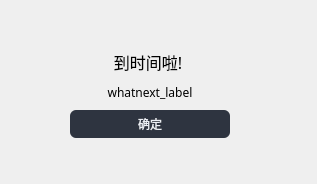
First picture: the form in timer_popup.ui, repository Peseic/ScheduleTimer, before the edit.
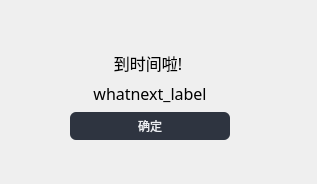
Second picture: the form after the edit.

Commit message:
UI updates: Timer, Stylized class buttons
Some UI updates.
Timer displays current time when idle.
Bug fixes (Edit class name).
Stylized class buttons (in Schedule), rudimentary.

What changed in the file:
```diff
--- a/timer_popup.ui
+++ b/timer_popup.ui
@@ -19,7 +19,7 @@
      <x>70</x>
      <y>50</y>
      <width>160</width>
-     <height>88</height>
+     <height>90</height>
     </rect>
    </property>
    <layout class="QVBoxLayout" name="verticalLayout">
@@ -44,6 +44,7 @@
       <property name="font">
        <font>
         <family>华文中宋</family>
+        <pointsize>12</pointsize>
        </font>
       </property>
       <property name="text">
@@ -58,14 +59,23 @@
      <widget class="QPushButton" name="pushButton">
       <property name="styleSheet">
        <string notr="true">QPushButton {
-	border: none;
-	color: #ECEFF4;
-	background-color: #2E3440;
-	font: 500 10pt &quot;SimHei&quot;;
-	border-radius: 6px;
-	width: 158px;  
+    border: none;
+    color: #ECEFF4;
+    background-color: #2E3440;
+    font: 500 10pt &quot;SimHei&quot;;
+    border-radius: 6px;
+    width: 158px;  
     height: 28px;  
-}</string>
+}
+
+QPushButton:hover {
+    background-color: #3B4252;
+}
+
+QPushButton:pressed {
+    background-color: #434C5E;
+}
+</string>
       </property>
       <property name="text">
        <string>确定</string>
```
The commit also changes 12 other files.
